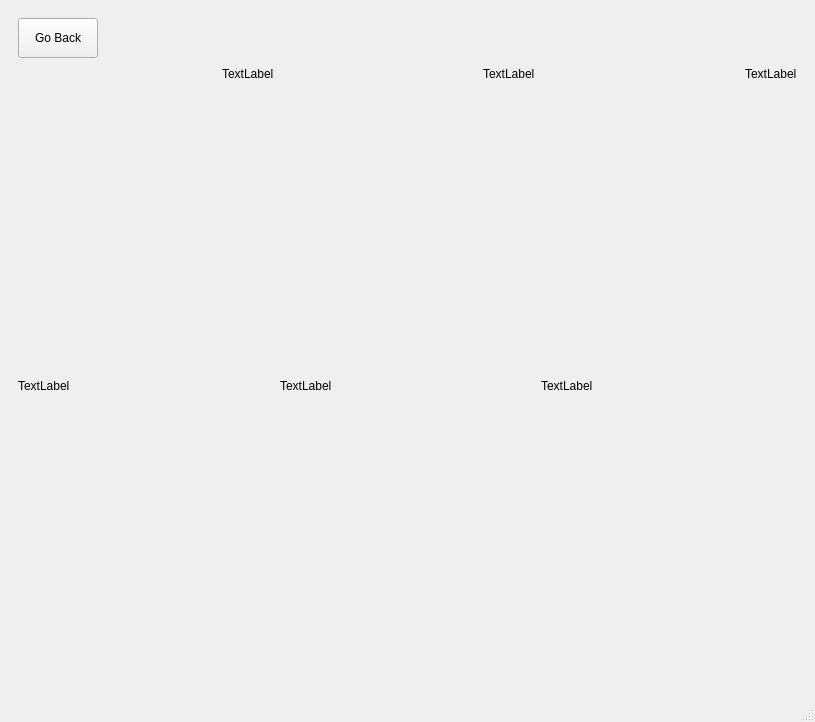
Before: the Qt Designer form app_GUI.ui in hgolebi/Photo_Gallery_Maker, drawn with Qt 5.
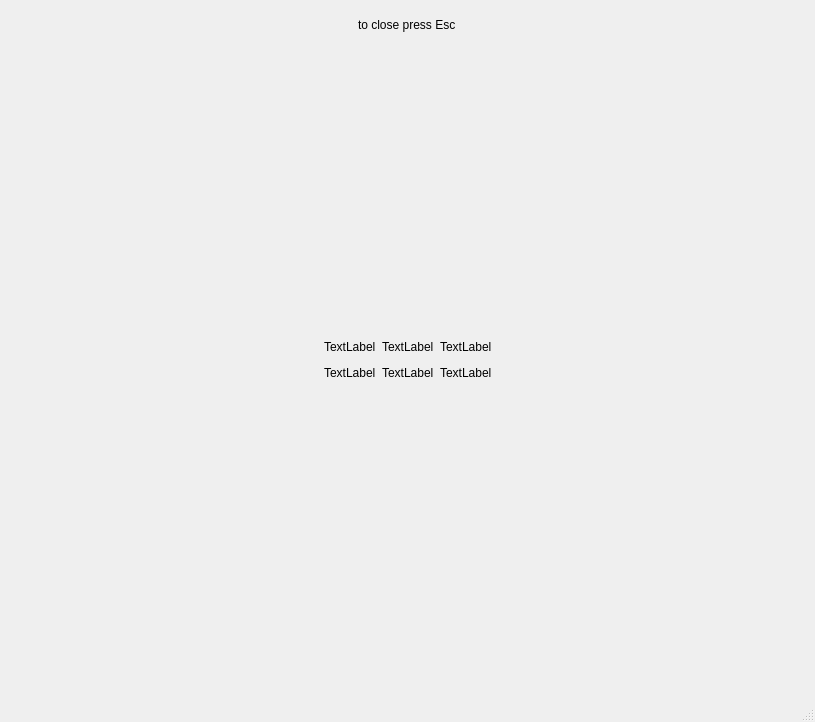
After: the same form once the commit is applied. Icons and pictures are not drawn.

Commit message: better collage algorithm

Diff of the .ui file:
```diff
--- a/app_GUI.ui
+++ b/app_GUI.ui
@@ -615,28 +615,25 @@
       </widget>
       <widget class="QWidget" name="stackPage3">
        <layout class="QVBoxLayout" name="verticalLayout_9">
+        <item alignment="Qt::AlignHCenter">
+         <widget class="QLabel" name="message">
+          <property name="text">
+           <string>to close press Esc</string>
+          </property>
+         </widget>
+        </item>
         <item>
-         <layout class="QHBoxLayout" name="horizontalLayout_8">
-          <item alignment="Qt::AlignLeft|Qt::AlignTop">
-           <widget class="QPushButton" name="returnButton">
-            <property name="sizePolicy">
-             <sizepolicy hsizetype="Fixed" vsizetype="Fixed">
-              <horstretch>0</horstretch>
-              <verstretch>0</verstretch>
-             </sizepolicy>
-            </property>
-            <property name="minimumSize">
+         <spacer name="verticalSpacer_6">
+          <property name="orientation">
+           <enum>Qt::Vertical</enum>
+          </property>
+          <property name="sizeHint" stdset="0">
              <size>
-              <width>60</width>
+            <width>20</width>
               <height>40</height>
              </size>
             </property>
-            <property name="text">
-             <string>Go Back</string>
-            </property>
-           </widget>
-          </item>
-         </layout>
+         </spacer>
         </item>
         <item>
          <layout class="QHBoxLayout" name="horizontalLayout_5">
@@ -663,19 +660,6 @@
             </property>
            </widget>
           </item>
-          <item>
-           <spacer name="horizontalSpacer_8">
-            <property name="orientation">
-             <enum>Qt::Horizontal</enum>
-            </property>
-            <property name="sizeHint" stdset="0">
-             <size>
-              <width>40</width>
-              <height>20</height>
-             </size>
-            </property>
-           </spacer>
-          </item>
           <item>
            <widget class="QLabel" name="collageImg2">
             <property name="frameShape">
@@ -686,19 +670,6 @@
             </property>
            </widget>
           </item>
-          <item>
-           <spacer name="horizontalSpacer_9">
-            <property name="orientation">
-             <enum>Qt::Horizontal</enum>
-            </property>
-            <property name="sizeHint" stdset="0">
-             <size>
-              <width>40</width>
-              <height>20</height>
-             </size>
-            </property>
-           </spacer>
-          </item>
           <item>
            <widget class="QLabel" name="collageImg3">
             <property name="frameShape">
@@ -709,23 +680,36 @@
             </property>
            </widget>
           </item>
-         </layout>
-        </item>
         <item>
-         <spacer name="verticalSpacer_3">
+           <spacer name="horizontalSpacer_8">
           <property name="orientation">
-           <enum>Qt::Vertical</enum>
+             <enum>Qt::Horizontal</enum>
           </property>
           <property name="sizeHint" stdset="0">
            <size>
-            <width>20</width>
-            <height>40</height>
+              <width>40</width>
+              <height>20</height>
            </size>
           </property>
          </spacer>
+          </item>
+         </layout>
         </item>
         <item>
          <layout class="QHBoxLayout" name="horizontalLayout_7">
+          <item>
+           <spacer name="horizontalSpacer_9">
+            <property name="orientation">
+             <enum>Qt::Horizontal</enum>
+            </property>
+            <property name="sizeHint" stdset="0">
+             <size>
+              <width>40</width>
+              <height>20</height>
+             </size>
+            </property>
+           </spacer>
+          </item>
           <item>
            <widget class="QLabel" name="collageImg4">
             <property name="frameShape">
@@ -739,19 +723,6 @@
             </property>
            </widget>
           </item>
-          <item>
-           <spacer name="horizontalSpacer_13">
-            <property name="orientation">
-             <enum>Qt::Horizontal</enum>
-            </property>
-            <property name="sizeHint" stdset="0">
-             <size>
-              <width>40</width>
-              <height>20</height>
-             </size>
-            </property>
-           </spacer>
-          </item>
           <item>
            <widget class="QLabel" name="collageImg5">
             <property name="frameShape">
@@ -768,19 +739,6 @@
             </property>
            </widget>
           </item>
-          <item>
-           <spacer name="horizontalSpacer_14">
-            <property name="orientation">
-             <enum>Qt::Horizontal</enum>
-            </property>
-            <property name="sizeHint" stdset="0">
-             <size>
-              <width>40</width>
-              <height>20</height>
-             </size>
-            </property>
-           </spacer>
-          </item>
           <item>
            <widget class="QLabel" name="collageImg6">
             <property name="frameShape">
```
Lines whose indentation alone changed are shown as unchanged. The commit also changes 2 other files.
